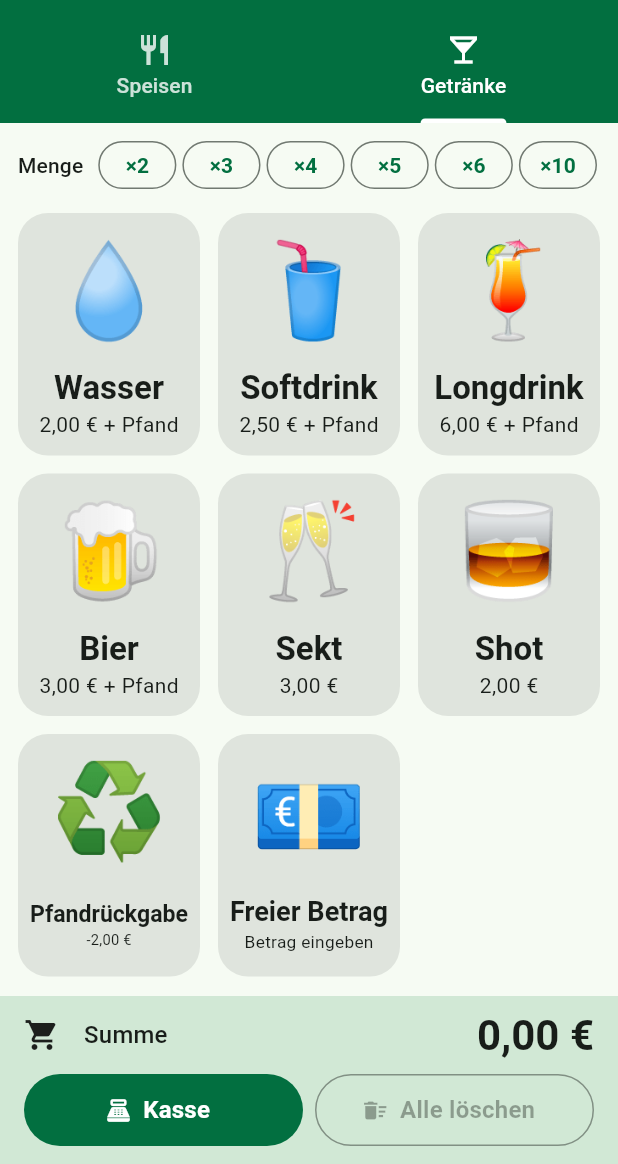
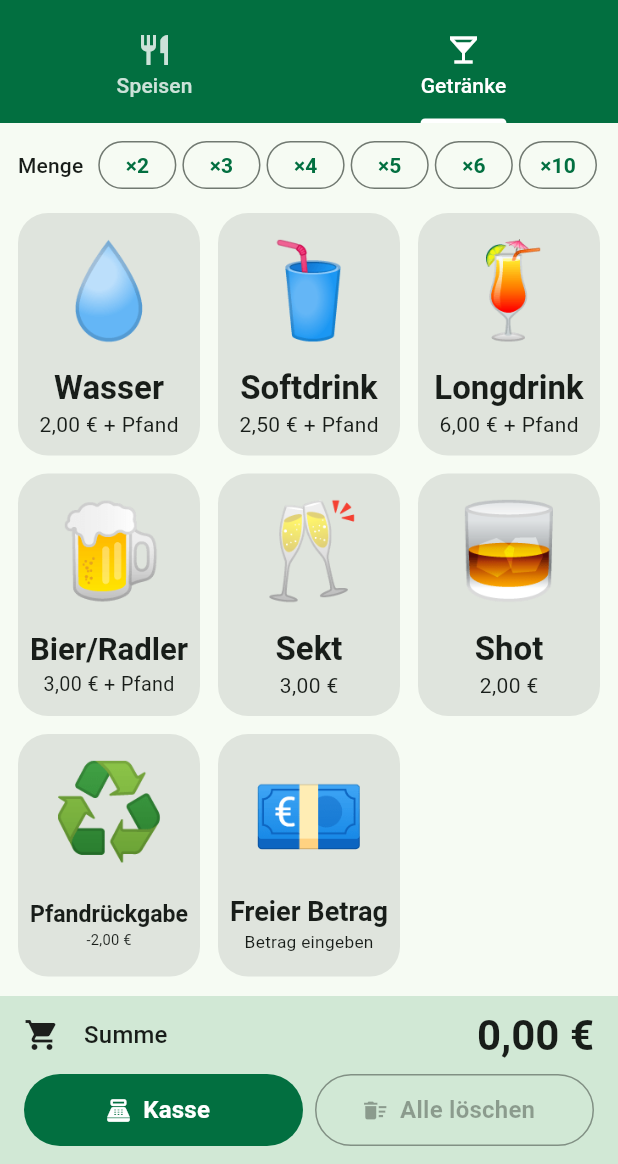
Before and after one commit to Ogie0/Easy-Price-Calculation, a Flutter app: the screen it shows after launch, tab 2 chosen, on a phone screen of 412 x 824 dp, the part 72-1236 px from its top. Run offline on Flutter 3.47's test engine with Material 3 defaults, Android fonts, the phone set to English and light mode, and no system bars; our stand-ins replace shared_preferences.

Commit message:
„Bier“ heißt jetzt „Bier/Radler“ [skip ci]
Gilt auch für bestehende Installationen; Preis, Pfand und Sichtbarkeit
bleiben erhalten.

Co-Authored-By: Claude Opus 5.5 <noreply@anthropic.com>
Claude-Session: https://claude.ai/code/session_01NupdSHJUqBHfHitkyt8aD3

```diff
--- a/lib/models/default_articles.dart
+++ b/lib/models/default_articles.dart
@@ -35,7 +35,7 @@ const List<Article> kDefaultArticles = [
   ),
   Article(
     id: 'bier',
-    name: 'Bier',
+    name: 'Bier/Radler',
     category: ArticleCategory.drink,
     priceCents: 300,
     hasDeposit: true,
--- a/lib/screens/faq_screen.dart
+++ b/lib/screens/faq_screen.dart
@@ -34,7 +34,7 @@ class FaqScreen extends StatelessWidget {
     ),
     (
       'Wie funktioniert das Pfand?',
-      'Bei Getränken mit Pfand (z. B. Wasser, Softdrink, Longdrink, Bier) kommt das Pfand '
+      'Bei Getränken mit Pfand (z. B. Wasser, Softdrink, Longdrink, Bier/Radler) kommt das Pfand '
           'automatisch als eigene Position dazu. Bringt jemand einen Becher zurück, im Tab '
           '„Getränke“ auf „Pfandrückgabe“ tippen – das bucht den Pfandbetrag als Minusbetrag. '
           'Steht der Pfandwert in den Einstellungen auf 0,00 €, ist Pfand ganz ausgeschaltet.',
```
Also changed, not shown: 2 other files.
